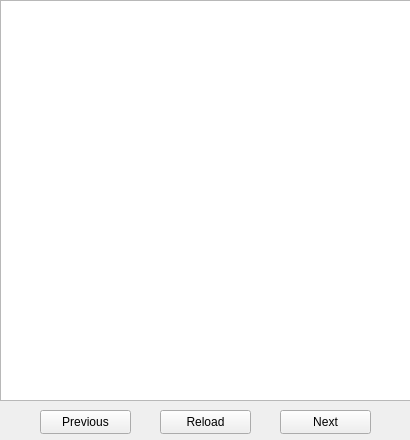
melak/veroroute, file src/infodialog.ui: the form before one commit.
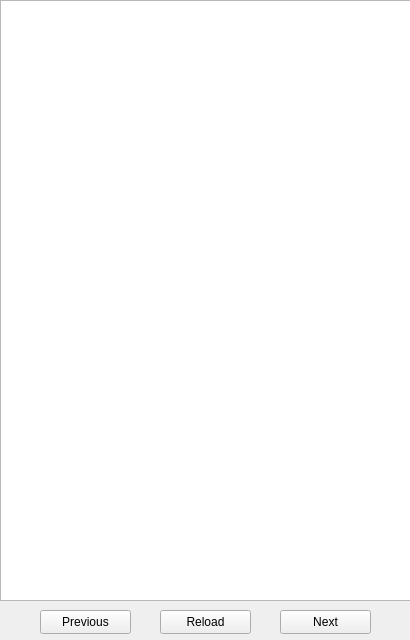
The form after the commit.

The edit to the form file:
```diff
--- a/src/infodialog.ui
+++ b/src/infodialog.ui
@@ -7,19 +7,19 @@
     <x>0</x>
     <y>0</y>
     <width>410</width>
-    <height>440</height>
+    <height>640</height>
    </rect>
   </property>
   <property name="minimumSize">
    <size>
     <width>410</width>
-    <height>440</height>
+    <height>640</height>
    </size>
   </property>
   <property name="maximumSize">
    <size>
     <width>410</width>
-    <height>440</height>
+    <height>640</height>
    </size>
   </property>
   <property name="windowTitle">
@@ -31,7 +31,7 @@
      <x>0</x>
      <y>0</y>
      <width>411</width>
-     <height>401</height>
+     <height>601</height>
     </rect>
    </property>
    <property name="sizePolicy">
@@ -48,7 +48,7 @@
    <property name="geometry">
     <rect>
      <x>40</x>
-     <y>410</y>
+     <y>610</y>
      <width>91</width>
      <height>24</height>
     </rect>
@@ -64,7 +64,7 @@
    <property name="geometry">
     <rect>
      <x>280</x>
-     <y>410</y>
+     <y>610</y>
      <width>91</width>
      <height>24</height>
     </rect>
@@ -80,7 +80,7 @@
    <property name="geometry">
     <rect>
      <x>160</x>
-     <y>410</y>
+     <y>610</y>
      <width>91</width>
      <height>24</height>
     </rect>
```
